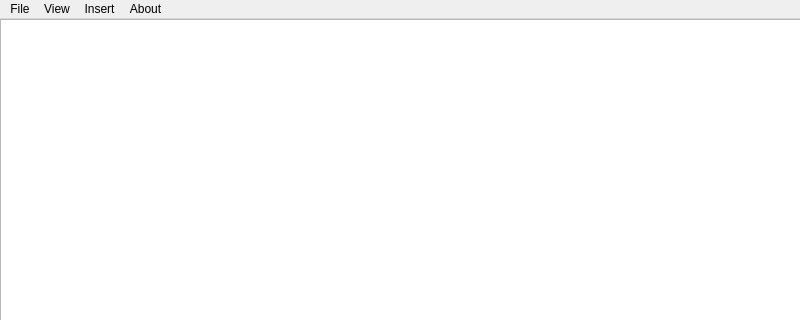
First picture: the form in lw1/visual_stats/mainwindow.ui, repository ivan-uskov/computer-graphics-labs, before the edit; both pictures show x 0 to 800 and y 0 to 320 of the 800 by 600 pixel window.
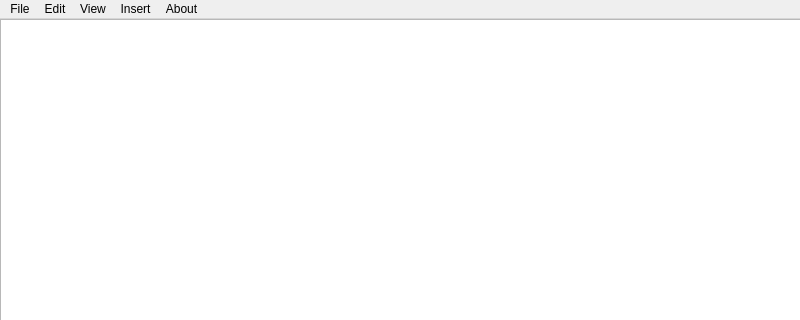
Second picture: the form after the edit. Custom widgets are drawn as their Qt base class.

Commit message: Add table sorting and undo redo buttons

Patch:
```diff
--- a/lw1/visual_stats/mainwindow.ui
+++ b/lw1/visual_stats/mainwindow.ui
@@ -61,7 +61,7 @@
      <x>0</x>
      <y>0</y>
      <width>800</width>
-     <height>26</height>
+     <height>21</height>
     </rect>
    </property>
    <widget class="QMenu" name="menu">
@@ -93,7 +93,15 @@
     <addaction name="actionInsertRow"/>
     <addaction name="actionDeleteRow"/>
    </widget>
+   <widget class="QMenu" name="menuEdit">
+    <property name="title">
+     <string>Edit</string>
+    </property>
+    <addaction name="actionUndo"/>
+    <addaction name="actionRedo"/>
+   </widget>
    <addaction name="menu"/>
+   <addaction name="menuEdit"/>
    <addaction name="menu_2"/>
    <addaction name="menuInsert"/>
    <addaction name="menuAbout"/>
```
Left out of the diff: 19 changed lines with no effect on the pictures. The commit also changes 6 other files.
